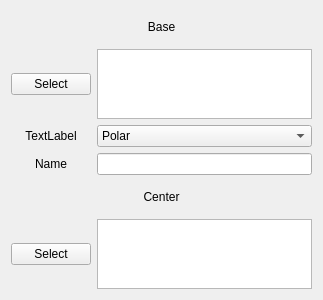
Qt form LinkArrayTest.ui (Alonso-JAMM/LinkArrayTest) before a commit.
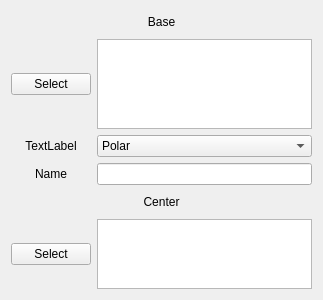
The same form after that commit.

Commit message: added shortcut for delete elemnts inside qlistwidget

Diff of the .ui file:
```diff
--- a/LinkArrayTest.ui
+++ b/LinkArrayTest.ui
@@ -102,7 +102,7 @@
      <property name="maximumSize">
       <size>
        <width>16777215</width>
-       <height>70</height>
+       <height>90</height>
       </size>
      </property>
     </widget>
```
Left out of the diff: 2 changed lines with no effect on the pictures. The commit also changes 1 other file.
